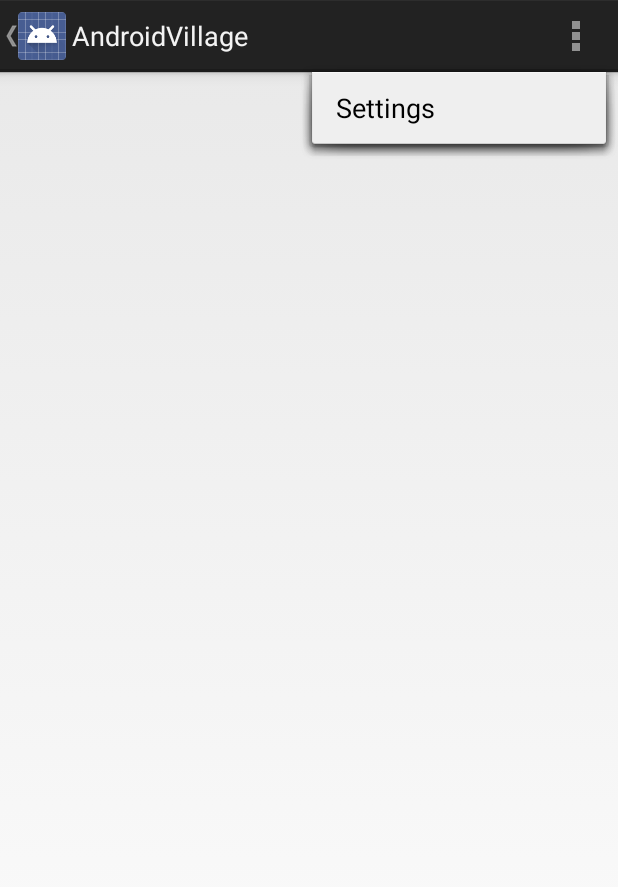
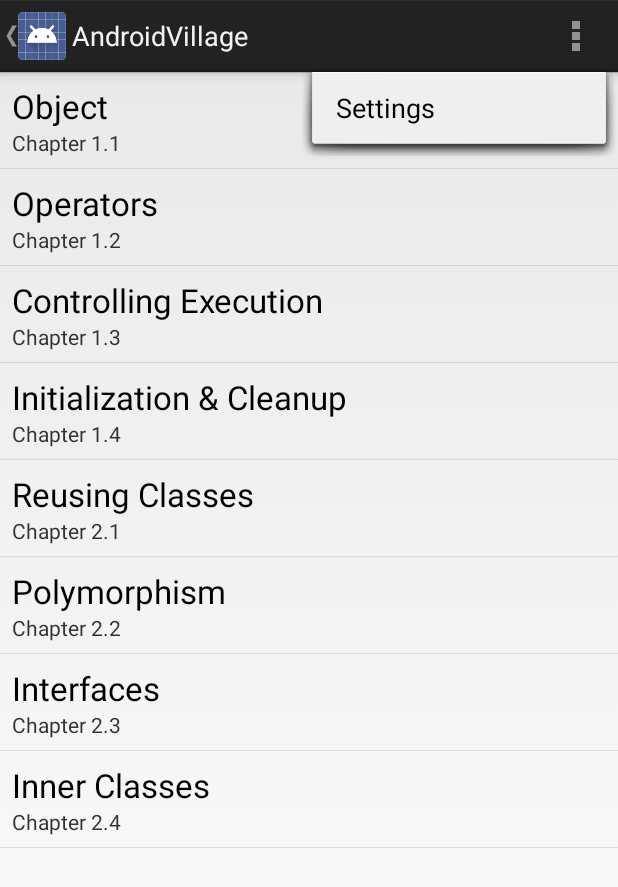
Before and after one commit to edwardinubuntu/AndroidVillage, an Android app: the screen it shows after launch (MainActivity), with the options menu open, on a phone screen of 412 x 824 dp. Shown: the top 887 px of the screen. Run offline under Robolectric (Android 15) with nearby library versions, the phone set to English and light mode, and no system bars; 2 statements that could not run were skipped.

Commit message:
Adda java adapter

```diff
--- a/app/src/main/AndroidManifest.xml
+++ b/app/src/main/AndroidManifest.xml
@@ -8,7 +8,7 @@
         android:label="@string/app_name"
         android:theme="@style/AppTheme" >
         <activity
-            android:name=".MainActivity"
+            android:name=".activity.MainActivity"
             android:label="@string/app_name" >
             <intent-filter>
                 <action android:name="android.intent.action.MAIN" />
--- /dev/null
+++ b/app/src/main/java/tw/soleil/androidvillage/Fragment/JavaBasicFragment.java
@@ -0,0 +1,68 @@
+package tw.soleil.androidvillage.Fragment;
+
+import android.os.Bundle;
+import android.view.LayoutInflater;
+import android.view.View;
+import android.view.ViewGroup;
+import android.widget.AdapterView;
+import android.widget.ListView;
+import tw.soleil.androidvillage.JavaBasicChapterManager;
+import tw.soleil.androidvillage.Object.Chapter;
+import tw.soleil.androidvillage.R;
+import tw.soleil.androidvillage.adapter.JavaBasicAdapter;
+
+import java.util.ArrayList;
+
+/**
+ * Created by edward_chiang on 14/9/11.
+ */
+public class JavaBasicFragment extends PlaceholderFragment {
+
+    private ArrayList<Chapter> chapterArrayList;
+
+    private JavaBasicAdapter javaBasicAdapter;
+
+    public static JavaBasicFragment newInstance(int sectionNumber) {
+        JavaBasicFragment fragment = new JavaBasicFragment();
+        Bundle args = new Bundle();
+        args.putInt(ARG_SECTION_NUMBER, sectionNumber);
+        fragment.setArguments(args);
+        return fragment;
+    }
+
+    @Override
+    public void onCreate(Bundle savedInstanceState) {
+        super.onCreate(savedInstanceState);
+
+        chapterArrayList = new ArrayList<Chapter>();
+
+        javaBasicAdapter = new JavaBasicAdapter(getActivity(), android.R.layout.simple_list_item_2, chapterArrayList);
+
+        chapterArrayList.addAll(JavaBasicChapterManager.loadAdapterObjects());
+        javaBasicAdapter.notifyDataSetChanged();
+    }
+
+    @Override
+    public void onViewCreated(View view, Bundle savedInstanceState) {
+        super.onViewCreated(view, savedInstanceState);
+    }
+
+    @Override
+    public View onCreateView(LayoutInflater inflater, ViewGroup container, Bundle savedInstanceState) {
+
+        View rootView = inflater.inflate(R.layout.fragment_java_basic, container, false);
+
+        ListView listView = (ListView)rootView.findViewById(R.id.list_view);
+
+        listView.setAdapter(javaBasicAdapter);
+
+        listView.setOnItemClickListener(new AdapterView.OnItemClickListener() {
+            @Override
+            public void onItemClick(AdapterView<?> parent, View view, int position, long id) {
+
+            }
+        });
+
+        return rootView;
+    }
+}
--- a/app/src/main/java/tw/soleil/androidvillage/NavigationDrawerFragment.java
+++ b/app/src/main/java/tw/soleil/androidvillage/Fragment/NavigationDrawerFragment.java
@@ -1,4 +1,4 @@
-package tw.soleil.androidvillage;
+package tw.soleil.androidvillage.Fragment;
 
 
 import android.app.Activity;
@@ -21,6 +21,7 @@ import android.widget.AdapterView;
 import android.widget.ArrayAdapter;
 import android.widget.ListView;
 import android.widget.Toast;
+import tw.soleil.androidvillage.R;
 
 /**
  * Fragment used for managing interactions for and presentation of a navigation drawer.
@@ -102,9 +103,8 @@ public class NavigationDrawerFragment extends Fragment {
                 android.R.layout.simple_list_item_activated_1,
                 android.R.id.text1,
                 new String[]{
-                        getString(R.string.title_section1),
-                        getString(R.string.title_section2),
-                        getString(R.string.title_section3),
+                        getString(R.string.title_java_basic),
+                        getString(R.string.title_android_basic),
                 }));
         mDrawerListView.setItemChecked(mCurrentSelectedPosition, true);
         return mDrawerListView;
--- /dev/null
+++ b/app/src/main/java/tw/soleil/androidvillage/Fragment/PlaceholderFragment.java
@@ -0,0 +1,51 @@
+package tw.soleil.androidvillage.Fragment;
+
+import android.app.Activity;
+import android.app.Fragment;
+import android.os.Bundle;
+import android.view.LayoutInflater;
+import android.view.View;
+import android.view.ViewGroup;
+import tw.soleil.androidvillage.R;
+import tw.soleil.androidvillage.activity.MainActivity;
+
+/**
+ * Created by edward_chiang on 14/9/11.
+ */
+public class PlaceholderFragment extends Fragment {
+
+    /**
+     * The fragment argument representing the section number for this
+     * fragment.
+     */
+    protected static final String ARG_SECTION_NUMBER = "section_number";
+
+    /**
+     * Returns a new instance of this fragment for the given section
+     * number.
+     */
+    public static PlaceholderFragment newInstance(int sectionNumber) {
+        PlaceholderFragment fragment = new PlaceholderFragment();
+        Bundle args = new Bundle();
+        args.putInt(ARG_SECTION_NUMBER, sectionNumber);
+        fragment.setArguments(args);
+        return fragment;
+    }
+
+    public PlaceholderFragment() {
+    }
+
+    @Override
+    public View onCreateView(LayoutInflater inflater, ViewGroup container,
+                             Bundle savedInstanceState) {
+        View rootView = inflater.inflate(R.layout.fragment_main, container, false);
+        return rootView;
+    }
+
+    @Override
+    public void onAttach(Activity activity) {
+        super.onAttach(activity);
+        ((MainActivity) activity).onSectionAttached(
+                getArguments().getInt(ARG_SECTION_NUMBER));
+    }
+}
--- /dev/null
+++ b/app/src/main/java/tw/soleil/androidvillage/JavaBasicChapterManager.java
@@ -0,0 +1,70 @@
+/*
+ * Copyright (c) 2014. Soleil Studio
+ *
+ * Permission is hereby granted, free of charge, to any person obtaining a copy of this software and associated documentation files (the "Software"), to deal in the Software without restriction, including without limitation the rights to use, copy, modify, merge, publish, distribute, sublicense, and/or sell copies of the Software, and to permit persons to whom the Software is furnished to do so, subject to the following conditions:
+ *
+ * The above copyright notice and this permission notice shall be included in all copies or substantial portions of the Software.
+ *
+ * THE SOFTWARE IS PROVIDED "AS IS", WITHOUT WARRANTY OF ANY KIND, EXPRESS OR IMPLIED, INCLUDING BUT NOT LIMITED TO THE WARRANTIES OF MERCHANTABILITY, FITNESS FOR A PARTICULAR PURPOSE AND NONINFRINGEMENT. IN NO EVENT SHALL THE AUTHORS OR COPYRIGHT HOLDERS BE LIABLE FOR ANY CLAIM, DAMAGES OR OTHER LIABILITY, WHETHER IN AN ACTION OF CONTRACT, TORT OR OTHERWISE, ARISING FROM, OUT OF OR IN CONNECTION WITH THE SOFTWARE OR THE USE OR OTHER DEALINGS IN THE SOFTWARE.
+ */
+
+package tw.soleil.androidvillage;
+
+import tw.soleil.androidvillage.Object.Chapter;
+
+import java.util.ArrayList;
+import java.util.List;
+
+/**
+ * Created by edward_chiang on 14/9/11.
+ */
+public class JavaBasicChapterManager {
+
+    public static List<Chapter> loadAdapterObjects() {
+
+        ArrayList<Chapter> chapterArrayList = new ArrayList<Chapter>();
+
+        // Prepare Data
+        Chapter chapter11 = new Chapter();
+        chapter11.setChapterName("Chapter 1.1");
+        chapter11.setCaption("Object");
+        chapterArrayList.add(chapter11);
+
+        Chapter chapter12 = new Chapter();
+        chapter12.setChapterName("Chapter 1.2");
+        chapter12.setCaption("Operators");
+        chapterArrayList.add(chapter12);
+
+        Chapter chapter13 = new Chapter();
+        chapter13.setChapterName("Chapter 1.3");
+        chapter13.setCaption("Controlling Execution");
+        chapterArrayList.add(chapter13);
+
+        Chapter chapter14 = new Chapter();
+        chapter14.setChapterName("Chapter 1.4");
+        chapter14.setCaption("Initialization & Cleanup");
+        chapterArrayList.add(chapter14);
+
+        Chapter chapter21 = new Chapter();
+        chapter21.setChapterName("Chapter 2.1");
+        chapter21.setCaption("Reusing Classes");
+        chapterArrayList.add(chapter21);
+
+        Chapter chapter22 = new Chapter();
+        chapter22.setChapterName("Chapter 2.2");
+        chapter22.setCaption("Polymorphism");
+        chapterArrayList.add(chapter22);
+
+        Chapter chapter23 = new Chapter();
+        chapter23.setChapterName("Chapter 2.3");
+        chapter23.setCaption("Interfaces");
+        chapterArrayList.add(chapter23);
+
+        Chapter chapter24 = new Chapter();
+        chapter24.setChapterName("Chapter 2.4");
+        chapter24.setCaption("Inner Classes");
+        chapterArrayList.add(chapter24);
+
+        return  chapterArrayList;
+    }
+}
--- /dev/null
+++ b/app/src/main/java/tw/soleil/androidvillage/Object/Chapter.java
@@ -0,0 +1,36 @@
+/*
+ * Copyright (c) 2014. Soleil Studio
+ *
+ * Permission is hereby granted, free of charge, to any person obtaining a copy of this software and associated documentation files (the "Software"), to deal in the Software without restriction, including without limitation the rights to use, copy, modify, merge, publish, distribute, sublicense, and/or sell copies of the Software, and to permit persons to whom the Software is furnished to do so, subject to the following conditions:
+ *
+ * The above copyright notice and this permission notice shall be included in all copies or substantial portions of the Software.
+ *
+ * THE SOFTWARE IS PROVIDED "AS IS", WITHOUT WARRANTY OF ANY KIND, EXPRESS OR IMPLIED, INCLUDING BUT NOT LIMITED TO THE WARRANTIES OF MERCHANTABILITY, FITNESS FOR A PARTICULAR PURPOSE AND NONINFRINGEMENT. IN NO EVENT SHALL THE AUTHORS OR COPYRIGHT HOLDERS BE LIABLE FOR ANY CLAIM, DAMAGES OR OTHER LIABILITY, WHETHER IN AN ACTION OF CONTRACT, TORT OR OTHERWISE, ARISING FROM, OUT OF OR IN CONNECTION WITH THE SOFTWARE OR THE USE OR OTHER DEALINGS IN THE SOFTWARE.
+ */
+
+package tw.soleil.androidvillage.Object;
+
+/**
+ * Created by edward_chiang on 14/9/11.
+ */
+public class Chapter {
+
+    private String chapterName;
+    private String caption;
+
+    public String getChapterName() {
+        return chapterName;
+    }
+
+    public void setChapterName(String chapterName) {
+        this.chapterName = chapterName;
+    }
+
+    public String getCaption() {
+        return caption;
+    }
+
+    public void setCaption(String caption) {
+        this.caption = caption;
+    }
+}
--- a/app/src/main/java/tw/soleil/androidvillage/MainActivity.java
+++ b/app/src/main/java/tw/soleil/androidvillage/activity/MainActivity.java
@@ -1,22 +1,17 @@
-package tw.soleil.androidvillage;
-
-import android.app.Activity;
+package tw.soleil.androidvillage.activity;
 
 import android.app.ActionBar;
+import android.app.Activity;
 import android.app.Fragment;
 import android.app.FragmentManager;
-import android.content.Context;
-import android.os.Build;
 import android.os.Bundle;
-import android.view.Gravity;
-import android.view.LayoutInflater;
+import android.support.v4.widget.DrawerLayout;
 import android.view.Menu;
 import android.view.MenuItem;
-import android.view.View;
-import android.view.ViewGroup;
-import android.support.v4.widget.DrawerLayout;
-import android.widget.ArrayAdapter;
-import android.widget.TextView;
+import tw.soleil.androidvillage.Fragment.JavaBasicFragment;
+import tw.soleil.androidvillage.Fragment.NavigationDrawerFragment;
+import tw.soleil.androidvillage.Fragment.PlaceholderFragment;
+import tw.soleil.androidvillage.R;
 
 
 public class MainActivity extends Activity
@@ -51,21 +46,28 @@ public class MainActivity extends Activity
     public void onNavigationDrawerItemSelected(int position) {
         // update the main content by replacing fragments
         FragmentManager fragmentManager = getFragmentManager();
+
+        Fragment fragment;
+        switch (position) {
+            case 0:
+                fragment = JavaBasicFragment.newInstance(position + 1);
+                break;
+            default:
+                fragment = PlaceholderFragment.newInstance(position + 1);
+                break;
+        }
         fragmentManager.beginTransaction()
-                .replace(R.id.container, PlaceholderFragment.newInstance(position + 1))
+                .replace(R.id.container, fragment)
                 .commit();
     }
 
     public void onSectionAttached(int number) {
         switch (number) {
             case 1:
-                mTitle = getString(R.string.title_section1);
+                mTitle = getString(R.string.title_java_basic);
                 break;
             case 2:
-                mTitle = getString(R.string.title_section2);
-                break;
-            case 3:
-                mTitle = getString(R.string.title_section3);
+                mTitle = getString(R.string.title_android_basic);
                 break;
         }
     }
@@ -103,44 +105,4 @@ public class MainActivity extends Activity
         return super.onOptionsItemSelected(item);
     }
 
-    /**
-     * A placeholder fragment containing a simple view.
-     */
-    public static class PlaceholderFragment extends Fragment {
-        /**
-         * The fragment argument representing the section number for this
-         * fragment.
-         */
-        private static final String ARG_SECTION_NUMBER = "section_number";
-
-        /**
-         * Returns a new instance of this fragment for the given section
-         * number.
-         */
-        public static PlaceholderFragment newInstance(int sectionNumber) {
-            PlaceholderFragment fragment = new PlaceholderFragment();
-            Bundle args = new Bundle();
-            args.putInt(ARG_SECTION_NUMBER, sectionNumber);
-            fragment.setArguments(args);
-            return fragment;
-        }
-
-        public PlaceholderFragment() {
-        }
-
-        @Override
-        public View onCreateView(LayoutInflater inflater, ViewGroup container,
-                Bundle savedInstanceState) {
-            View rootView = inflater.inflate(R.layout.fragment_main, container, false);
-            return rootView;
-        }
-
-        @Override
-        public void onAttach(Activity activity) {
-            super.onAttach(activity);
-            ((MainActivity) activity).onSectionAttached(
-                    getArguments().getInt(ARG_SECTION_NUMBER));
-        }
-    }
-
 }
--- /dev/null
+++ b/app/src/main/java/tw/soleil/androidvillage/adapter/JavaBasicAdapter.java
@@ -0,0 +1,76 @@
+/*
+ * Copyright (c) 2014. Soleil Studio
+ *
+ * Permission is hereby granted, free of charge, to any person obtaining a copy of this software and associated documentation files (the "Software"), to deal in the Software without restriction, including without limitation the rights to use, copy, modify, merge, publish, distribute, sublicense, and/or sell copies of the Software, and to permit persons to whom the Software is furnished to do so, subject to the following conditions:
+ *
+ * The above copyright notice and this permission notice shall be included in all copies or substantial portions of the Software.
+ *
+ * THE SOFTWARE IS PROVIDED "AS IS", WITHOUT WARRANTY OF ANY KIND, EXPRESS OR IMPLIED, INCLUDING BUT NOT LIMITED TO THE WARRANTIES OF MERCHANTABILITY, FITNESS FOR A PARTICULAR PURPOSE AND NONINFRINGEMENT. IN NO EVENT SHALL THE AUTHORS OR COPYRIGHT HOLDERS BE LIABLE FOR ANY CLAIM, DAMAGES OR OTHER LIABILITY, WHETHER IN AN ACTION OF CONTRACT, TORT OR OTHERWISE, ARISING FROM, OUT OF OR IN CONNECTION WITH THE SOFTWARE OR THE USE OR OTHER DEALINGS IN THE SOFTWARE.
+ */
+
+package tw.soleil.androidvillage.adapter;
+
+import android.content.Context;
+import android.view.LayoutInflater;
+import android.view.View;
+import android.view.ViewGroup;
+import android.widget.ArrayAdapter;
+import android.widget.TextView;
+import tw.soleil.androidvillage.Object.Chapter;
+
+import java.util.List;
+
+/**
+ * Created by edward_chiang on 14/9/11.
+ */
+public class JavaBasicAdapter extends ArrayAdapter<Chapter> {
+
+    /**
+     * Constructor
+     *
+     * @param context  The current context.
+     * @param resource The resource ID for a layout file containing a TextView to use when
+     *                 instantiating views.
+     * @param objects  The objects to represent in the ListView.
+     */
+    public JavaBasicAdapter(Context context, int resource, List<Chapter> objects) {
+        super(context, resource, objects);
+    }
+
+    /**
+     * {@inheritDoc}
+     *
+     * @param position
+     * @param convertView
+     * @param parent
+     */
+    @Override
+    public View getView(int position, View convertView, ViewGroup parent) {
+        ViewHolder viewHolder;
+
+
+        if (convertView == null) {
+            LayoutInflater inflater = (LayoutInflater)getContext().getSystemService(Context.LAYOUT_INFLATER_SERVICE);
+            convertView = inflater.inflate(android.R.layout.simple_list_item_2, null);
+
+            viewHolder = new ViewHolder();
+            viewHolder.chapterTextView = (TextView) convertView.findViewById(android.R.id.text2);
+            viewHolder.captionTextView = (TextView) convertView.findViewById(android.R.id.text1);
+
+            convertView.setTag(viewHolder);
+        } else {
+            viewHolder = (ViewHolder)convertView.getTag();
+        }
+
+        Chapter chapter = getItem(position);
+        viewHolder.chapterTextView.setText(chapter.getChapterName());
+        viewHolder.captionTextView.setText(chapter.getCaption());
+
+        return convertView;
+    }
+
+    static class ViewHolder {
+        TextView chapterTextView;
+        TextView captionTextView;
+    }
+}
--- a/app/src/main/res/layout/activity_main.xml
+++ b/app/src/main/res/layout/activity_main.xml
@@ -25,7 +25,7 @@
         android:layout_width="@dimen/navigation_drawer_width"
         android:layout_height="match_parent"
         android:layout_gravity="start"
-        android:name="tw.soleil.androidvillage.NavigationDrawerFragment"
+        android:name="tw.soleil.androidvillage.Fragment.NavigationDrawerFragment"
         tools:layout="@layout/fragment_navigation_drawer" />
 
 </android.support.v4.widget.DrawerLayout>
--- /dev/null
+++ b/app/src/main/res/layout/fragment_java_basic.xml
@@ -0,0 +1,21 @@
+<?xml version="1.0" encoding="utf-8"?>
+
+<!--
+  ~ Copyright (c) 2014. Soleil Studio
+  ~
+  ~ Permission is hereby granted, free of charge, to any person obtaining a copy of this software and associated documentation files (the "Software"), to deal in the Software without restriction, including without limitation the rights to use, copy, modify, merge, publish, distribute, sublicense, and/or sell copies of the Software, and to permit persons to whom the Software is furnished to do so, subject to the following conditions:
+  ~
+  ~ The above copyright notice and this permission notice shall be included in all copies or substantial portions of the Software.
+  ~
+  ~ THE SOFTWARE IS PROVIDED "AS IS", WITHOUT WARRANTY OF ANY KIND, EXPRESS OR IMPLIED, INCLUDING BUT NOT LIMITED TO THE WARRANTIES OF MERCHANTABILITY, FITNESS FOR A PARTICULAR PURPOSE AND NONINFRINGEMENT. IN NO EVENT SHALL THE AUTHORS OR COPYRIGHT HOLDERS BE LIABLE FOR ANY CLAIM, DAMAGES OR OTHER LIABILITY, WHETHER IN AN ACTION OF CONTRACT, TORT OR OTHERWISE, ARISING FROM, OUT OF OR IN CONNECTION WITH THE SOFTWARE OR THE USE OR OTHER DEALINGS IN THE SOFTWARE.
+  -->
+
+<LinearLayout xmlns:android="http://schemas.android.com/apk/res/android"
+              android:orientation="vertical"
+              android:layout_width="match_parent"
+              android:layout_height="match_parent">
+	<ListView
+		android:id="@+id/list_view"
+		android:layout_width="match_parent"
+		android:layout_height="match_parent" />
+</LinearLayout>
--- a/app/src/main/res/values/strings.xml
+++ b/app/src/main/res/values/strings.xml
@@ -2,9 +2,8 @@
 <resources>
 
     <string name="app_name">AndroidVillage</string>
-    <string name="title_section1">Section 1</string>
-    <string name="title_section2">Section 2</string>
-    <string name="title_section3">Section 3</string>
+    <string name="title_java_basic">Thinking in Java</string>
+    <string name="title_android_basic">Android Starter</string>
     <string name="navigation_drawer_open">Open navigation drawer</string>
     <string name="navigation_drawer_close">Close navigation drawer</string>
     <string name="action_example">Example action</string>
```
Also changed, not shown: 1 other file.
